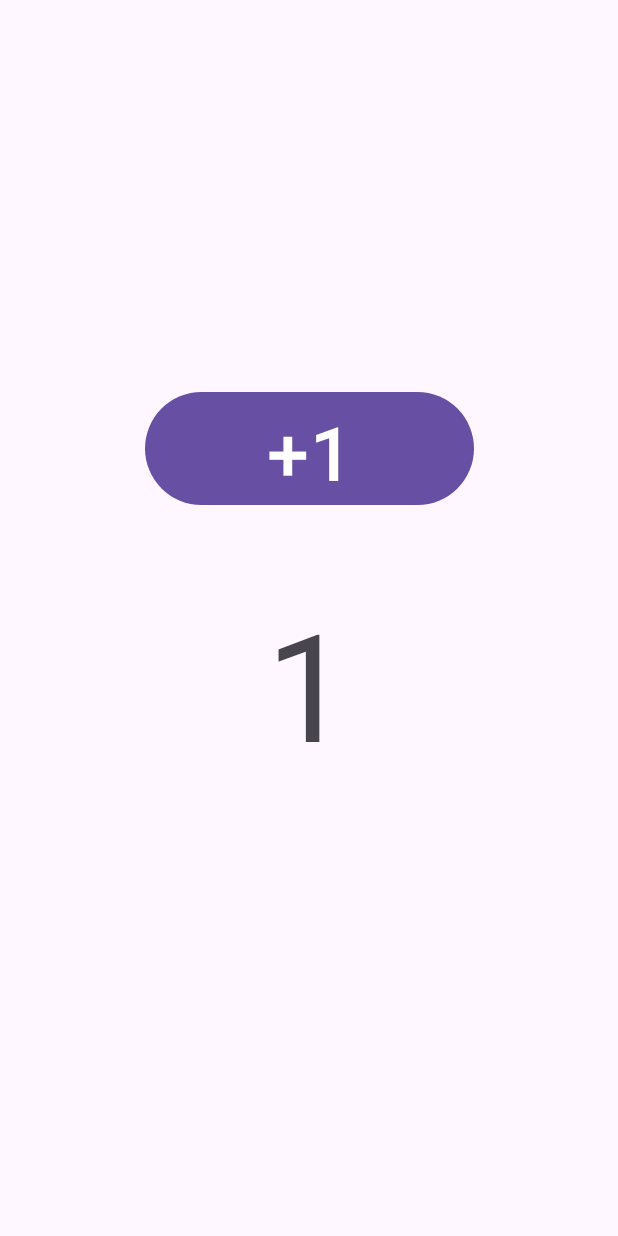
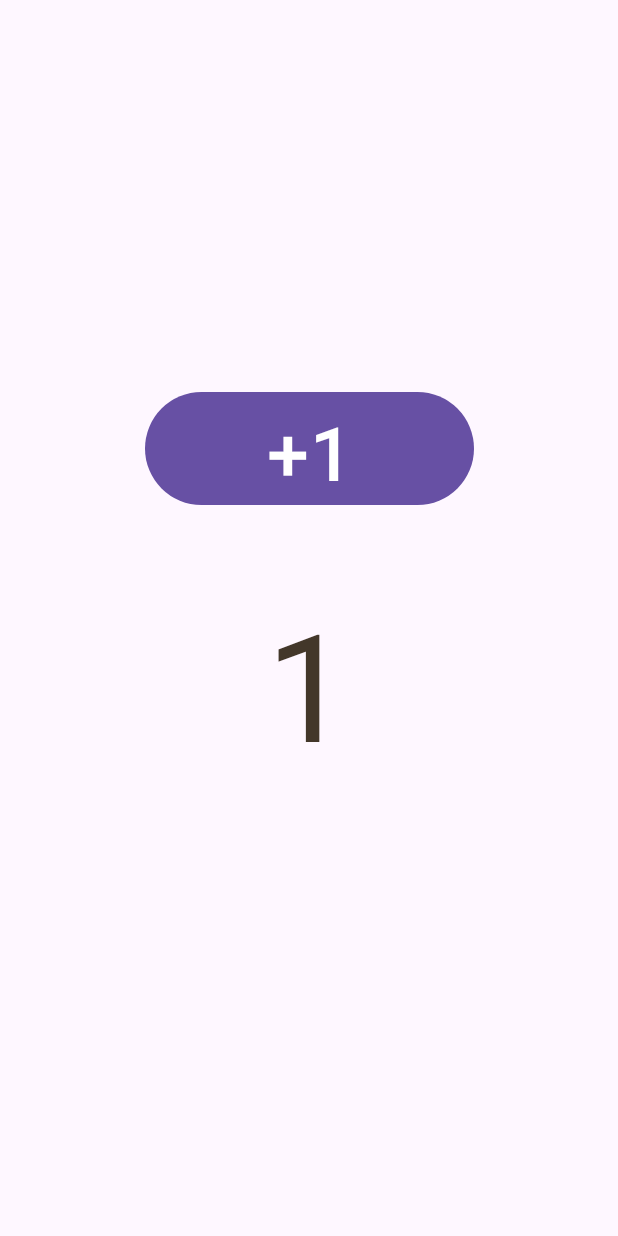
Before and after one commit to Nuriavc65/Multimedia, an Android app: the screen it shows after launch (MainActivity), after a tap on "+1", on a phone screen of 412 x 824 dp. Run offline under Robolectric (Android 15) with nearby library versions, the phone set to English and light mode, and no system bars.

Commit message:
contador

```diff
--- a/contador/app/src/main/java/com/example/contador/MainActivity.java
+++ b/contador/app/src/main/java/com/example/contador/MainActivity.java
@@ -2,28 +2,45 @@ package com.example.contador;
 
 import androidx.appcompat.app.AppCompatActivity;
 
+import android.graphics.Color;
 import android.os.Bundle;
 import android.view.View;
+import android.widget.Button;
 import android.widget.TextView;
 
 public class MainActivity extends AppCompatActivity {
 
     TextView contador;
+    Button boton;
 
     @Override
     protected void onCreate(Bundle savedInstanceState) {
         super.onCreate(savedInstanceState);
         setContentView(R.layout.activity_main);
         contador = (TextView) findViewById(R.id.textoContador);
+        boton = (Button) findViewById(R.id.button);
     }
     public void sumar( View v){
         int numero;
         String fin;
         numero = Integer.parseInt(contador.getText().toString());
         numero++;
+        if(numero % 2 == 0){
+            contador.setTextColor(Color.rgb(0,255,255));
+        }else{
+            contador.setTextColor(Color.rgb(67,55,42));
+        }
+        if(numero == 39){
+            contador.setTextColor(Color.rgb(255,0,0));
+        }
         fin = Integer.toString(numero);
         contador.setText(fin);
 
+        if(numero == 50){
+            Button boton = (Button) findViewById(R.id.button);
+            boton.setEnabled(false);
+            contador.setText("parada");
+        }
 
     }
 }
```
